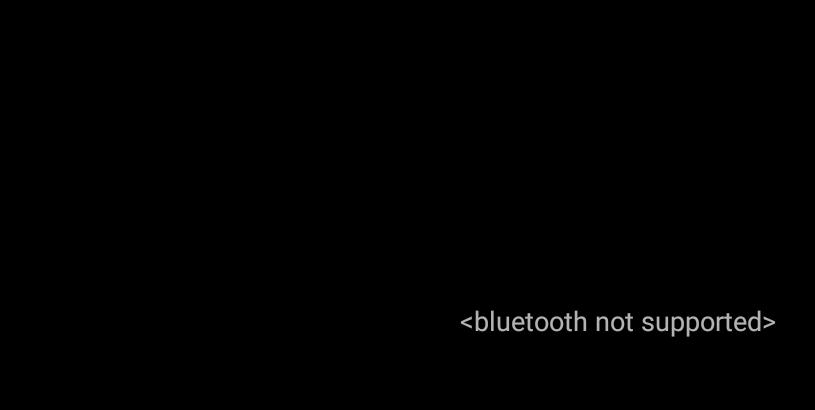
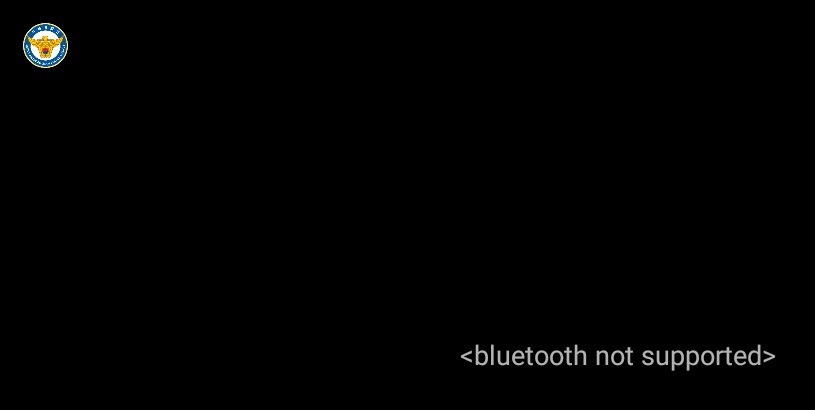
Before and after one commit to MaelHoon/decibelapp, an Android app: the screen it shows after launch (DeviceSelectActivity), after a tap on an icon or button, on a phone screen of 824 x 412 dp (held sideways). Shown: the top 410 px of the screen, without its empty margins (0-815 px from the left). Run offline under Robolectric (Android 15) with nearby library versions, the phone set to English and light mode, and no system bars.

Commit message:
5차수정 요청 완료

```diff
--- a/app/src/main/java/hoon/mael/decibel/ui/DeviceSelectActivity.java
+++ b/app/src/main/java/hoon/mael/decibel/ui/DeviceSelectActivity.java
@@ -18,12 +18,12 @@ import hoon.mael.decibel.Utils.BluetoothStateUtil;
 import hoon.mael.decibel.Utils.PageUtil;
 import hoon.mael.decibel.databinding.ActivityMainBinding;
 import hoon.mael.decibel.databinding.ActivitySelectDeviceBinding;
+import hoon.mael.decibel.databinding.DeviceListHeaderBinding;
 import hoon.mael.decibel.model.DecibelModel;
 
 public class DeviceSelectActivity extends AppCompatActivity implements FragmentManager.OnBackStackChangedListener {
 
     private ActivitySelectDeviceBinding binding;
-
 
     @Override
     protected void onCreate(Bundle savedInstanceState) {
@@ -56,6 +56,10 @@ public class DeviceSelectActivity extends AppCompatActivity implements FragmentM
             intent.putExtra("pageIndex",4);
             startActivity(intent);
         });
+        binding.imgPolice.setOnClickListener(view ->{
+            finishAffinity();
+            PageUtil.startActivity(getApplicationContext(),MainActivity.class);
+        });
     }
 
     @Override
--- a/app/src/main/java/hoon/mael/decibel/ui/MainActivity.java
+++ b/app/src/main/java/hoon/mael/decibel/ui/MainActivity.java
@@ -11,6 +11,7 @@ import android.widget.Button;
 import androidx.annotation.Nullable;
 import androidx.appcompat.app.AppCompatActivity;
 
+import hoon.mael.decibel.Utils.PrefUtils;
 import hoon.mael.decibel.databinding.ActivityMainBinding;
 
 public class MainActivity extends AppCompatActivity {
@@ -18,10 +19,12 @@ public class MainActivity extends AppCompatActivity {
     private ActivityMainBinding binding;
 
     private Button btnReplaceCal, btnReplaceSelectDevice;
+    private PrefUtils prefUtils;
 
     @Override
     protected void onCreate(@Nullable Bundle savedInstanceState) {
         super.onCreate(savedInstanceState);
+        prefUtils = new PrefUtils(getApplicationContext());
 
         initBinding();
         initViews();
@@ -47,6 +50,8 @@ public class MainActivity extends AppCompatActivity {
             @Override
             public void onClick(View view) {
                 startNewActivity(DeviceSelectActivity.class);
+                prefUtils.setHighestDecibel(String.valueOf(0));
+
             }
         });
         btnReplaceCal.setOnClickListener(new View.OnClickListener() {
--- a/app/src/main/res/layout/activity_select_device.xml
+++ b/app/src/main/res/layout/activity_select_device.xml
@@ -1,5 +1,5 @@
 <?xml version="1.0" encoding="utf-8"?>
-<FrameLayout xmlns:android="http://schemas.android.com/apk/res/android"
+<LinearLayout xmlns:android="http://schemas.android.com/apk/res/android"
     xmlns:app="http://schemas.android.com/apk/res-auto"
     xmlns:tools="http://schemas.android.com/tools"
     android:layout_width="match_parent"
@@ -7,6 +7,18 @@
     android:background="@color/background_default"
     android:orientation="vertical"
     tools:context=".ui.DeviceSelectActivity">
+
+    <ImageView
+        android:layout_marginStart="15dp"
+        android:layout_marginTop="15dp"
+        android:id="@+id/img_police"
+        android:layout_width="30dp"
+        android:layout_height="30dp"
+        android:src="@drawable/img_logo_police" />
+
+    <FrameLayout
+        android:layout_width="match_parent"
+        android:layout_height="match_parent">
 
         <RelativeLayout
             android:id="@+id/fragment"
@@ -20,3 +32,14 @@
             android:id="@+id/layout_btn"
             layout="@layout/layout_page_button" />
     </FrameLayout>
+
+    <TextView
+        android:layout_width="wrap_content"
+        android:layout_height="wrap_content"
+        android:layout_gravity="bottom|right"
+        android:layout_marginEnd="15dp"
+        android:layout_marginBottom="15dp"
+        android:text="기획 : 서울경찰청 화영웅"
+        android:textColor="@color/textColor_default"
+        android:textSize="20sp" />
+</LinearLayout>
--- a/app/src/main/res/layout/layout_page_button.xml
+++ b/app/src/main/res/layout/layout_page_button.xml
@@ -7,14 +7,14 @@
     <androidx.appcompat.widget.AppCompatButton
         app:layout_constraintStart_toStartOf="parent"
         android:id="@+id/btn_prev"
-        android:layout_width="100dp"
+        android:layout_width="150dp"
         android:layout_height="match_parent"
         android:background="@color/transparent" />
 
     <androidx.appcompat.widget.AppCompatButton
         app:layout_constraintEnd_toEndOf="parent"
         android:id="@+id/btn_next"
-        android:layout_width="100dp"
+        android:layout_width="150dp"
         android:layout_height="match_parent"
         android:background="@color/transparent" />
 </androidx.constraintlayout.widget.ConstraintLayout>
--- a/app/src/main/res/layout/page_decibel_03.xml
+++ b/app/src/main/res/layout/page_decibel_03.xml
@@ -67,6 +67,7 @@
                     tools:text="60" />
 
                 <TextView
+                    android:id="@+id/tv_dB"
                     android:layout_width="0dp"
                     android:layout_height="match_parent"
                     android:layout_weight="1"
```
Also changed, not shown: app/src/main/java/hoon/mael/decibel/ui/DecibelPageActivity.java (+31 -6 lines). Lines whose indentation alone changed are shown as unchanged.
